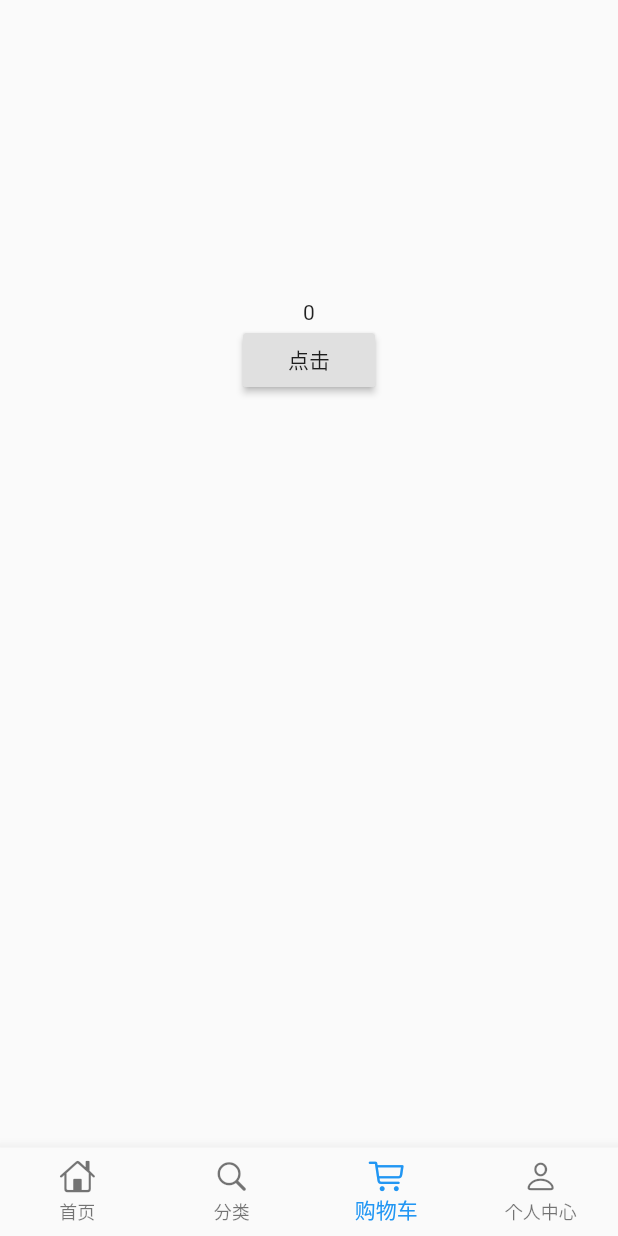
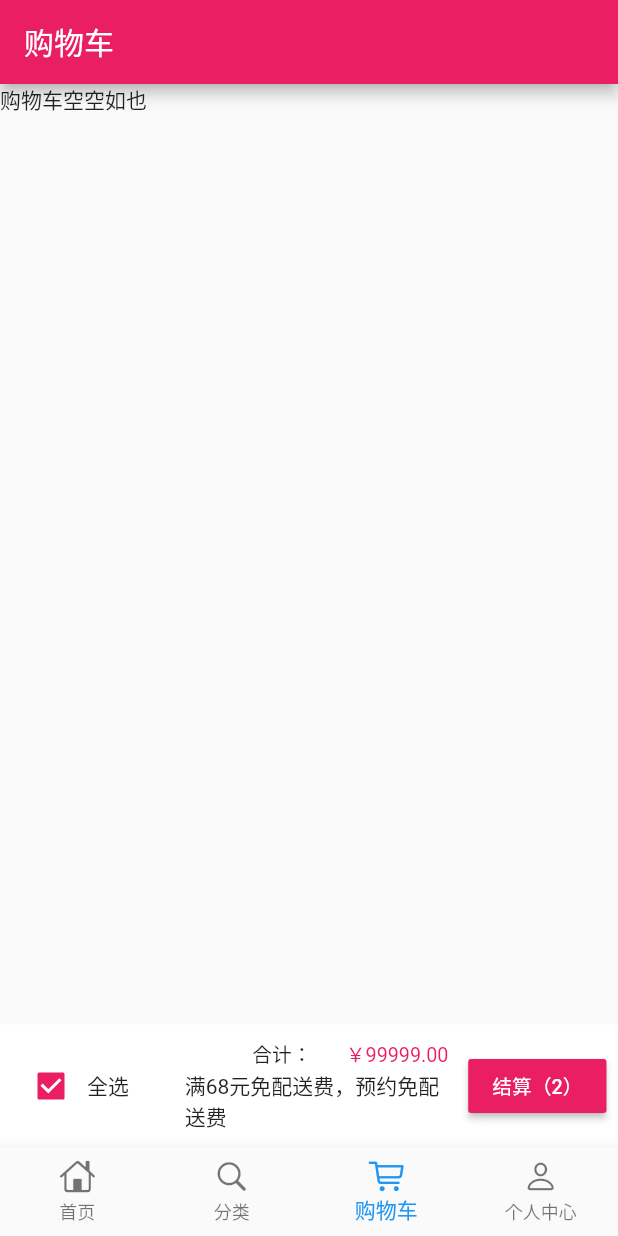
Before and after one commit to suheping/flutter_shop_demo, a Flutter app: the screen it shows after launch, item 3 of the bottom bar chosen, on a phone screen of 412 x 824 dp. Run offline on Flutter 3.47's test engine with Material 2 defaults, Android fonts, the phone set to English and light mode, and no system bars; our stand-ins replace dio, fluro, flutter_easyrefresh, flutter_html, flutter_screenutil, flutter_swiper and 2 more; network calls fail.

Commit message:
1、购物车ui 2、删除购物车商品

```diff
--- /dev/null
+++ b/lib/model/shop_cart_goods_model.dart
@@ -0,0 +1,36 @@
+class ShopCartGoodModel {
+  String goodId;
+  String goodName;
+  double price;
+  String image;
+  int count;
+  bool selected;
+
+  ShopCartGoodModel(
+      {this.goodId,
+      this.goodName,
+      this.price,
+      this.image,
+      this.count,
+      this.selected});
+
+  ShopCartGoodModel.fromJson(Map<String, dynamic> json) {
+    goodId = json['goodId'];
+    goodName = json['goodName'];
+    price = json['price'];
+    image = json['image'];
+    count = json['count'];
+    selected = json['selected'];
+  }
+
+  Map<String, dynamic> toJson() {
+    final Map<String, dynamic> data = new Map<String, dynamic>();
+    data['goodId'] = this.goodId;
+    data['goodName'] = this.goodName;
+    data['price'] = this.price;
+    data['image'] = this.image;
+    data['count'] = this.count;
+    data['selected'] = this.selected;
+    return data;
+  }
+}
--- a/lib/pages/good_detail_widget/good_detail_bottom_bar.dart
+++ b/lib/pages/good_detail_widget/good_detail_bottom_bar.dart
@@ -1,6 +1,7 @@
 import 'package:flutter/material.dart';
 import 'package:flutter_screenutil/flutter_screenutil.dart';
 import 'package:flutter_shop/provider/good_detail_provider.dart';
+import 'package:flutter_shop/routers/application.dart';
 import '../../provider/shop_cart_provider.dart';
 import 'package:provider/provider.dart';
 
@@ -16,7 +17,9 @@ class GoodDetailBottomBar extends StatelessWidget {
             width: ScreenUtil().setWidth(110),
             height: ScreenUtil().setHeight(110),
             child: IconButton(
-              onPressed: () {},
+              onPressed: () {
+                Application.router.navigateTo(context, '/shopCart');
+              },
               icon: Icon(
                 Icons.shopping_cart,
                 color: Colors.red,
--- a/lib/pages/good_detail_widget/good_detail_middle_widget.dart
+++ b/lib/pages/good_detail_widget/good_detail_middle_widget.dart
@@ -45,6 +45,7 @@ class GoodDetailMiddleWidget extends StatelessWidget {
     return InkWell(
       onTap: () {
         context.read<GoodDetailPorvider>().setIsDesc('desc');
+        // Provider.of<GoodDetailPorvider>(context,listen: false).setIsDesc('desc');
       },
       child: Container(
         alignment: Alignment.center,
@@ -74,6 +75,8 @@ class GoodDetailMiddleWidget extends StatelessWidget {
       onTap: () {
         // 切换tab的时候，重新调了后端接口，这个bug得搞下
         context.read<GoodDetailPorvider>().setIsDesc('comments');
+        // Provider.of<GoodDetailPorvider>(context, listen: false)
+        //     .setIsDesc('comments');
       },
       child: Container(
         alignment: Alignment.center,
--- a/lib/pages/shop_cart_page.dart
+++ b/lib/pages/shop_cart_page.dart
@@ -1,47 +1,68 @@
 import 'package:flutter/material.dart';
-import 'package:flutter_shop/provider/counter.dart';
+import 'package:flutter_screenutil/flutter_screenutil.dart';
+import 'package:flutter_shop/provider/shop_cart_provider.dart';
 import 'package:provider/provider.dart';
+import 'shop_cart_widget/shop_cart_item_widget.dart';
+import 'shop_cart_widget/shop_cart_bottom_widget.dart';
 
 class ShopCartPage extends StatelessWidget {
   @override
   Widget build(BuildContext context) {
-    return Container(
-      child: Center(
-        child: Column(
-          children: <Widget>[
-            SizedBox(
-              height: 200,
-            ),
-            NumberWidget(),
-            ButtonWidget()
-          ],
-        ),
+    return Scaffold(
+      appBar: AppBar(
+        title: Text('购物车'),
       ),
+
+      body: Stack(
+        children: <Widget>[
+          Consumer<ShopCartProvider>(
+            builder: (context, value, child) {
+              value.getShopCartGoods();
+              if (value.cartGoodsList.length == 0) {
+                return Container(
+                  child: Text('购物车空空如也'),
+                  width: ScreenUtil().setWidth(750),
+                  height: ScreenUtil().setHeight(1344),
+                );
+              } else {
+                return ListView.builder(
+                    itemCount: value.cartGoodsList.length,
+                    itemBuilder: (context, index) {
+                      return ShopCartItemWidget(value.cartGoodsList[index]);
+                    });
+              }
+            },
+          ),
+          Positioned(
+            left: 0,
+            bottom: 0,
+            child: ShopCartBottomWidget(),
+          ),
+        ],
+      ),
+      // 通过consumer从provider取值
+      // body: Consumer<ShopCartProvider>(builder:
+      //     (BuildContext context, ShopCartProvider value, Widget child) {
+      //   value.getShopCartGoods();
+      //   if (value.cartGoodsList.length == 0) {
+      //     return Text('购物车空空如也');
+      //   } else {
+      //     return Stack(
+      //       children: <Widget>[
+      //         ListView.builder(
+      //             itemCount: value.cartGoodsList.length,
+      //             itemBuilder: (context, index) {
+      //               return ShopCartItemWidget(value.cartGoodsList[index]);
+      //             }),
+      //         Positioned(
+      //           left: 0,
+      //           bottom: 0,
+      //           child: ShopCartBottomWidget(),
+      //         ),
+      //       ],
+      //     );
+      //   }
+      // }),
     );
   }
 }
-
-class NumberWidget extends StatelessWidget {
-  @override
-  Widget build(BuildContext context) {
-    return Container(
-      // child: Text('0'),
-      child: Text('${context.watch<Counter>().value}'),
-    );
-  }
-}
-
-class ButtonWidget extends StatelessWidget {
-  @override
-  Widget build(BuildContext context) {
-    return Container(
-      child: RaisedButton(
-        onPressed: () {
-          // Provider.of(context).increament();
-          context.read<Counter>().increament();
-        },
-        child: Text('点击'),
-      ),
-    );
-  }
-}
--- /dev/null
+++ b/lib/pages/shop_cart_widget/shop_cart_bottom_widget.dart
@@ -0,0 +1,94 @@
+import 'package:flutter/material.dart';
+import 'package:flutter_screenutil/flutter_screenutil.dart';
+
+class ShopCartBottomWidget extends StatelessWidget {
+  @override
+  Widget build(BuildContext context) {
+    return Container(
+      color: Colors.white,
+      padding: EdgeInsets.all(5),
+      child: Row(
+        mainAxisAlignment: MainAxisAlignment.spaceEvenly,
+        children: <Widget>[
+          _checkBoxWidget(),
+          _sumWidget(),
+          _settlementButton()
+        ],
+      ),
+    );
+  }
+
+  // checkbox
+  Widget _checkBoxWidget() {
+    return Container(
+      padding: EdgeInsets.all(5),
+
+      width: ScreenUtil().setWidth(200),
+      // alignment: Alignment.centerLeft,
+      child: Row(
+        children: <Widget>[
+          Checkbox(
+            onChanged: (value) {},
+            value: true,
+            activeColor: Colors.pink,
+          ),
+          Text('全选')
+        ],
+      ),
+    );
+  }
+
+  // 合计
+  Widget _sumWidget() {
+    return Container(
+      padding: EdgeInsets.all(5),
+      width: ScreenUtil().setWidth(350),
+      child: Column(
+        children: <Widget>[
+          Row(
+            children: <Widget>[
+              Container(
+                width: ScreenUtil().setWidth(160),
+                alignment: Alignment.centerRight,
+                child: Text(
+                  '合计：',
+                  style: TextStyle(fontSize: ScreenUtil().setSp(24)),
+                ),
+              ),
+              Container(
+                alignment: Alignment.centerRight,
+                width: ScreenUtil().setWidth(166),
+                child: Text(
+                  '￥99999.00',
+                  style: TextStyle(
+                      color: Colors.pink, fontSize: ScreenUtil().setSp(24)),
+                ),
+              )
+            ],
+          ),
+          Container(
+              width: ScreenUtil().setWidth(320),
+              alignment: Alignment.centerRight,
+              child: Text('满68元免配送费，预约免配送费')),
+        ],
+      ),
+    );
+  }
+
+  Widget _settlementButton() {
+    return Container(
+      padding: EdgeInsets.all(5),
+      // width: ScreenUtil().setWidth(200),
+      // alignment: Alignment.centerRight,
+      child: RaisedButton(
+        onPressed: () {},
+        color: Colors.pink,
+        child: Text(
+          '结算（2）',
+          style:
+              TextStyle(color: Colors.white, fontSize: ScreenUtil().setSp(24)),
+        ),
+      ),
+    );
+  }
+}
--- a/lib/routers/handler.dart
+++ b/lib/routers/handler.dart
@@ -1,5 +1,6 @@
 import 'package:flutter/material.dart';
 import 'package:fluro/fluro.dart';
+import 'package:flutter_shop/pages/shop_cart_page.dart';
 import '../pages/good_detail_page.dart';
 
 Handler goodDetailHandler = Handler(
@@ -7,3 +8,9 @@ Handler goodDetailHandler = Handler(
     return GoodDetailPage(parameters['goodId'][0]);
   },
 );
+
+Handler shopCartHandler = Handler(
+  handlerFunc: (context, parameters) {
+    return ShopCartPage();
+  },
+);
--- a/lib/routers/routes.dart
+++ b/lib/routers/routes.dart
@@ -5,6 +5,8 @@ import 'handler.dart';
 class Routes {
   static String root = '/';
   static String goodDetailPage = '/goodDetail';
+  static String shopCartPage = '/shopCart';
+
   static void configureRoutes(Router router) {
     router.notFoundHandler = new Handler(
       handlerFunc: (context, parameters) {
@@ -12,5 +14,6 @@ class Routes {
       },
     );
     router.define(goodDetailPage, handler: goodDetailHandler);
+    router.define(shopCartPage, handler: shopCartHandler);
   }
 }
```
Also changed, not shown: lib/pages/category_page.dart (+9 -5 lines), lib/pages/shop_cart_widget/shop_cart_good_count_widget.dart (added, +58 -0 lines), lib/pages/shop_cart_widget/shop_cart_item_widget.dart (added, +105 -0 lines), lib/provider/shop_cart_provider.dart (+70 -27 lines).
